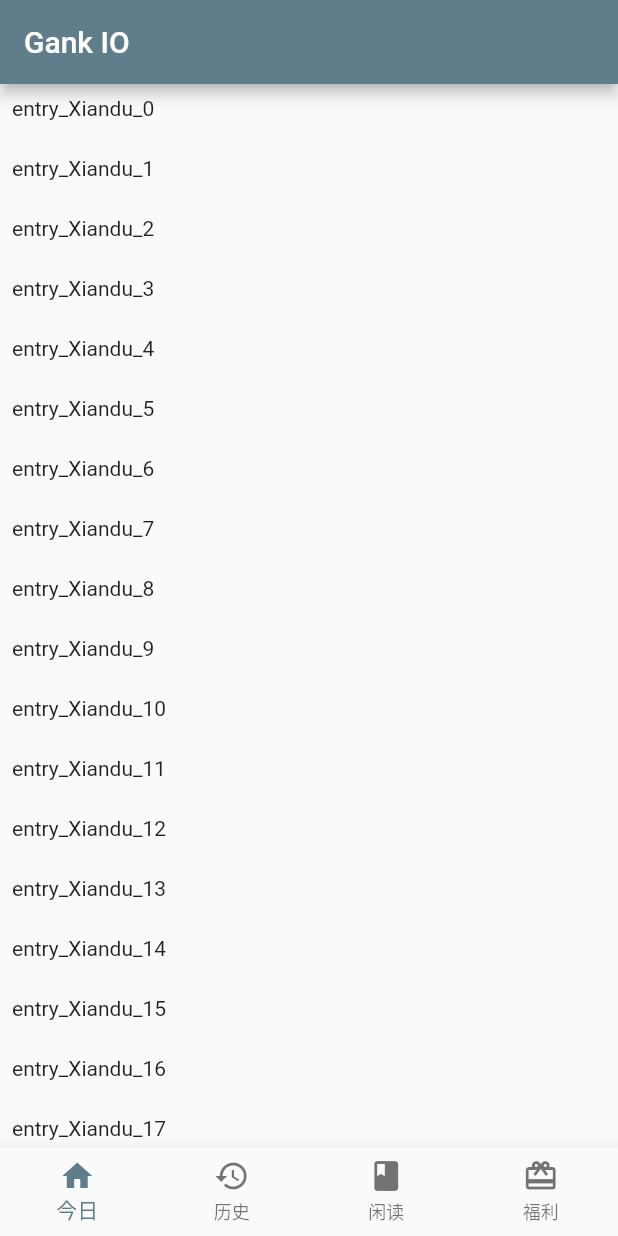
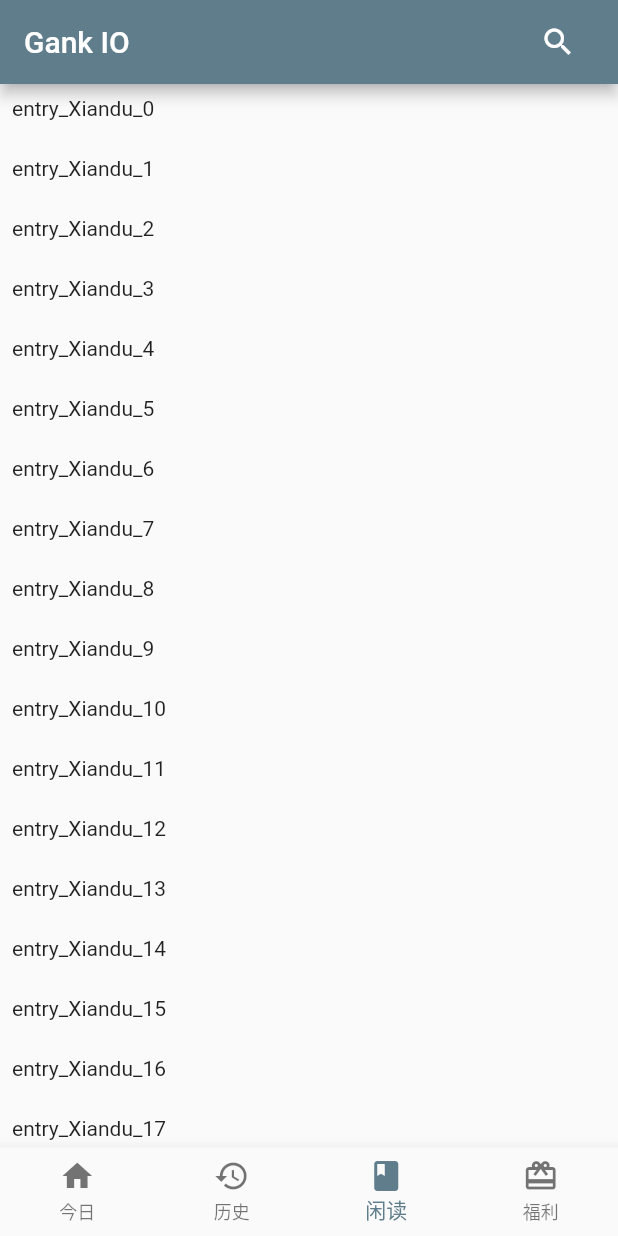
Before and after one commit to cfelixmac-code/GankIOFlutter, a Flutter app: the screen it shows after launch, swiped to page 3, on a phone screen of 412 x 824 dp. Run offline on Flutter 3.47's test engine with Material 2 defaults, Android fonts, the phone set to English and light mode, and no system bars; missing offline and left inert: flutter_webview_plugin; network calls fail.

Commit message:
add search page, and details improve

```diff
--- a/lib/display/today.dart
+++ b/lib/display/today.dart
@@ -3,7 +3,7 @@ import 'dart:ui' as ui;
 
 import 'package:flutter/material.dart';
 import 'package:gankio/data/article.dart';
-import 'package:gankio/display/web_viewer.dart';
+import 'package:gankio/display/webview.dart';
 import 'package:html/dom.dart' as dom;
 import 'package:html/parser.dart' show parse;
 import 'package:http/http.dart' as http;
--- a/lib/main.dart
+++ b/lib/main.dart
@@ -1,6 +1,7 @@
 import 'package:flutter/material.dart';
 import 'package:gankio/display/fuli.dart';
 import 'package:gankio/display/ganhuo.dart';
+import 'package:gankio/display/search.dart';
 import 'package:gankio/display/today.dart';
 import 'package:gankio/display/xiandu.dart';
 
@@ -42,9 +43,26 @@ class _HomePageState extends State<HomePage> {
   Widget build(BuildContext context) {
     return new Scaffold(
       appBar: new AppBar(
-        title: new Text(widget.title),
+        title: Row(
+          children: <Widget>[
+            Expanded(
+              child: new Text(widget.title),
+            ),
+            IconButton(
+              icon: Icon(Icons.search),
+              tooltip: 'Search',
+              onPressed: () {
+                Navigator.push(context, MaterialPageRoute(builder: (context) => SearchPage()));
+              },
+            )
+          ],
+        ),
+//        title: new Text(widget.title),
       ),
       body: new PageView(
+        onPageChanged: (int position) {
+          _updatePageIndex(position);
+        },
         children: <Widget>[
           new TodayPage(),
           new GanhuoPage(),
```
Also changed, not shown: lib/display/search.dart (added, +32 -0 lines), lib/display/webview.dart (renamed from lib/display/web_viewer.dart).
